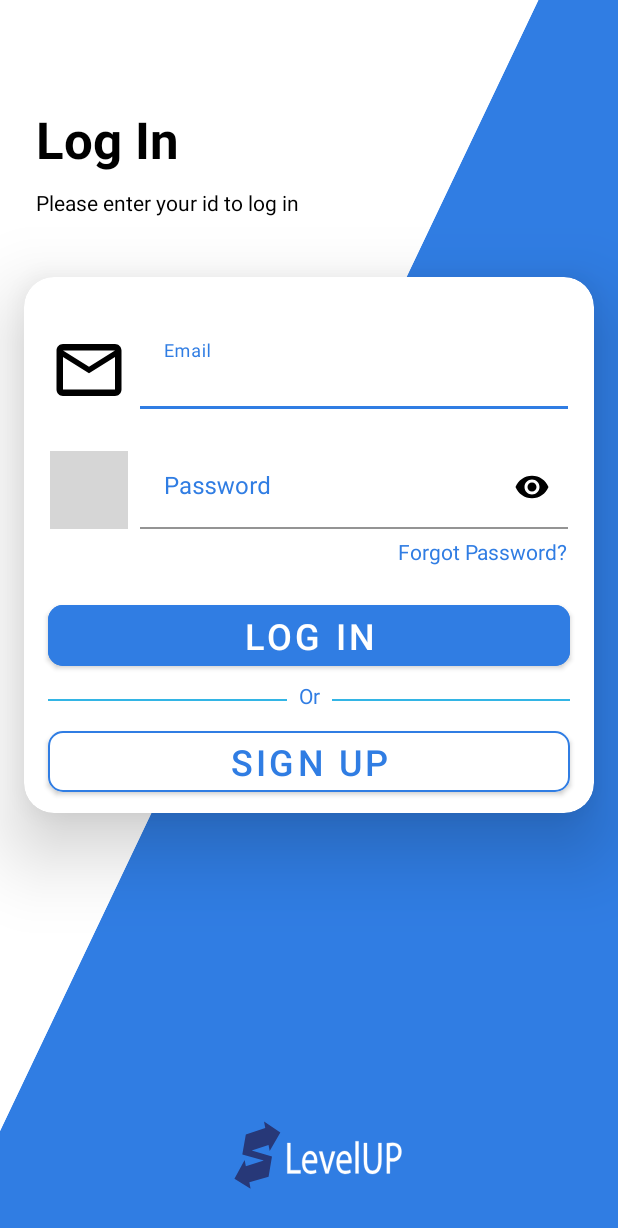
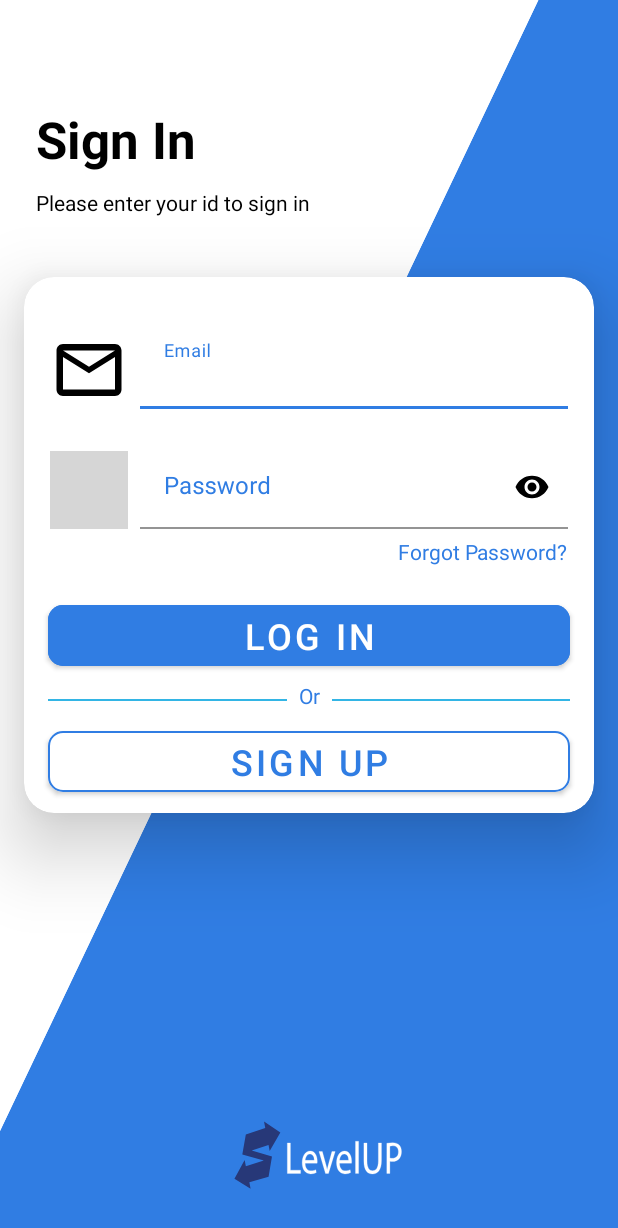
Before and after one commit to dhammikod/Level-Up, an Android app: the LoginActivity screen opened directly, with no data from a screen before it, on a phone screen of 412 x 824 dp. Shown: the top 1228 px of the screen. Run offline under Robolectric (Android 15) with nearby library versions, the phone set to English and light mode, and no system bars; Roboto replaces fonts that are not available here; grey boxes are pictures that could not be loaded.

Commit message:
update main & login

```diff
--- a/LevelUp/app/src/main/res/layout/activity_login.xml
+++ b/LevelUp/app/src/main/res/layout/activity_login.xml
@@ -240,7 +240,7 @@
         android:layout_marginStart="24dp"
         android:layout_marginTop="70dp"
         android:fontFamily="@font/alfa_slab_one"
-        android:text="Log In"
+        android:text="Sign In"
         android:textColor="#000000"
         android:textSize="34sp"
         android:textStyle="bold"
@@ -252,7 +252,7 @@
         android:layout_width="wrap_content"
         android:layout_height="wrap_content"
         android:layout_marginTop="10dp"
-        android:text="Please enter your id to log in"
+        android:text="Please enter your id to sign in"
         android:textColor="#000000"
         app:layout_constraintStart_toStartOf="@+id/textView"
         app:layout_constraintTop_toBottomOf="@+id/textView" />
--- a/LevelUp/app/src/main/res/layout/activity_main.xml
+++ b/LevelUp/app/src/main/res/layout/activity_main.xml
@@ -96,6 +96,7 @@
                         app:startIconTint="@color/lightbluebg">
 
                         <com.google.android.material.textfield.TextInputEditText
+                            android:id="@+id/emailRegister_textInputLayout"
                             android:layout_width="match_parent"
                             android:layout_height="wrap_content"
                             android:textColor="#000000"
@@ -153,6 +154,7 @@
                         app:startIconTint="@color/lightbluebg">
 
                         <com.google.android.material.textfield.TextInputEditText
+                            android:id="@+id/usernameRegister_textInputLayout"
                             android:layout_width="match_parent"
                             android:layout_height="wrap_content"
                             android:textColor="#000000"
@@ -212,6 +214,7 @@
                         app:startIconTint="@color/lightbluebg">
 
                         <com.google.android.material.textfield.TextInputEditText
+                            android:id="@+id/passwordRegister_textInputLayout"
                             android:layout_width="match_parent"
                             android:layout_height="wrap_content"
                             android:inputType="textWebPassword"
```
